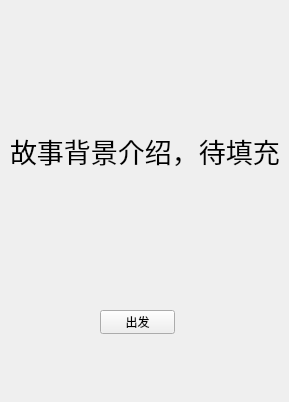
Before: the Qt Designer form loading.ui in wwwxyz123/shanghaifusheng, drawn with Qt 5.
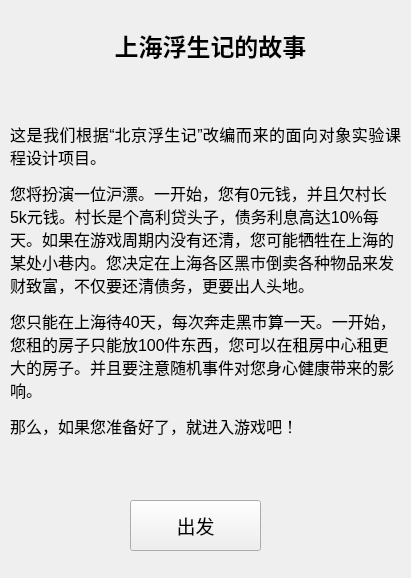
After: the same form once the commit is applied.

```diff
--- a/loading.ui
+++ b/loading.ui
@@ -6,8 +6,8 @@
    <rect>
     <x>0</x>
     <y>0</y>
-    <width>289</width>
-    <height>402</height>
+    <width>411</width>
+    <height>578</height>
    </rect>
   </property>
   <property name="windowTitle">
@@ -17,33 +17,59 @@
    <property name="geometry">
     <rect>
      <x>10</x>
-     <y>90</y>
-     <width>271</width>
-     <height>121</height>
+     <y>100</y>
+     <width>391</width>
+     <height>361</height>
     </rect>
    </property>
    <property name="font">
     <font>
-     <pointsize>20</pointsize>
+     <pointsize>12</pointsize>
     </font>
    </property>
    <property name="text">
-    <string>故事背景介绍，待填充</string>
+    <string>&lt;html&gt;&lt;head/&gt;&lt;body&gt;&lt;p align=&quot;justify&quot;&gt;        这是我们根据“北京浮生记”改编而来的面向对象实验课程设计项目。&lt;/p&gt;&lt;p&gt;        您将扮演一位沪漂。一开始，您有0元钱，并且欠村长5k元钱。村长是个高利贷头子，债务利息高达10%每天。如果在游戏周期内没有还清，您可能牺牲在上海的某处小巷内。您决定在上海各区黑市倒卖各种物品来发财致富，不仅要还清债务，更要出人头地。&lt;/p&gt;&lt;p&gt;        您只能在上海待40天，每次奔走黑市算一天。一开始，您租的房子只能放100件东西，您可以在租房中心租更大的房子。并且要注意随机事件对您身心健康带来的影响。&lt;/p&gt;&lt;p&gt;        那么，如果您准备好了，就进入游戏吧！&lt;/p&gt;&lt;/body&gt;&lt;/html&gt;</string>
+   </property>
+   <property name="wordWrap">
+    <bool>true</bool>
    </property>
   </widget>
   <widget class="QPushButton" name="begin">
    <property name="geometry">
     <rect>
-     <x>100</x>
-     <y>310</y>
-     <width>75</width>
-     <height>24</height>
+     <x>130</x>
+     <y>500</y>
+     <width>131</width>
+     <height>51</height>
     </rect>
    </property>
+   <property name="font">
+    <font>
+     <pointsize>14</pointsize>
+    </font>
+   </property>
    <property name="text">
     <string>出发</string>
    </property>
   </widget>
+  <widget class="QLabel" name="label_2">
+   <property name="geometry">
+    <rect>
+     <x>20</x>
+     <y>10</y>
+     <width>381</width>
+     <height>71</height>
+    </rect>
+   </property>
+   <property name="font">
+    <font>
+     <pointsize>18</pointsize>
+    </font>
+   </property>
+   <property name="text">
+    <string>&lt;html&gt;&lt;head/&gt;&lt;body&gt;&lt;p align=&quot;center&quot;&gt;&lt;span style=&quot; font-weight:700;&quot;&gt;上海浮生记的故事&lt;/span&gt;&lt;/p&gt;&lt;/body&gt;&lt;/html&gt;</string>
+   </property>
+  </widget>
  </widget>
  <resources/>
  <connections/>
```
